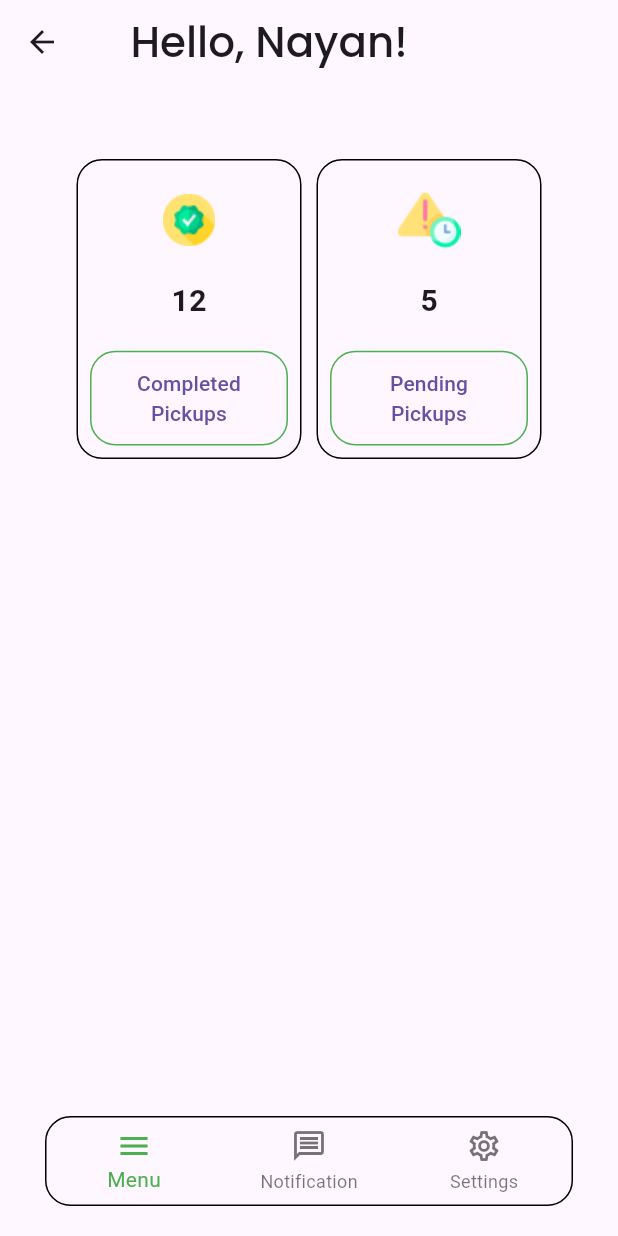
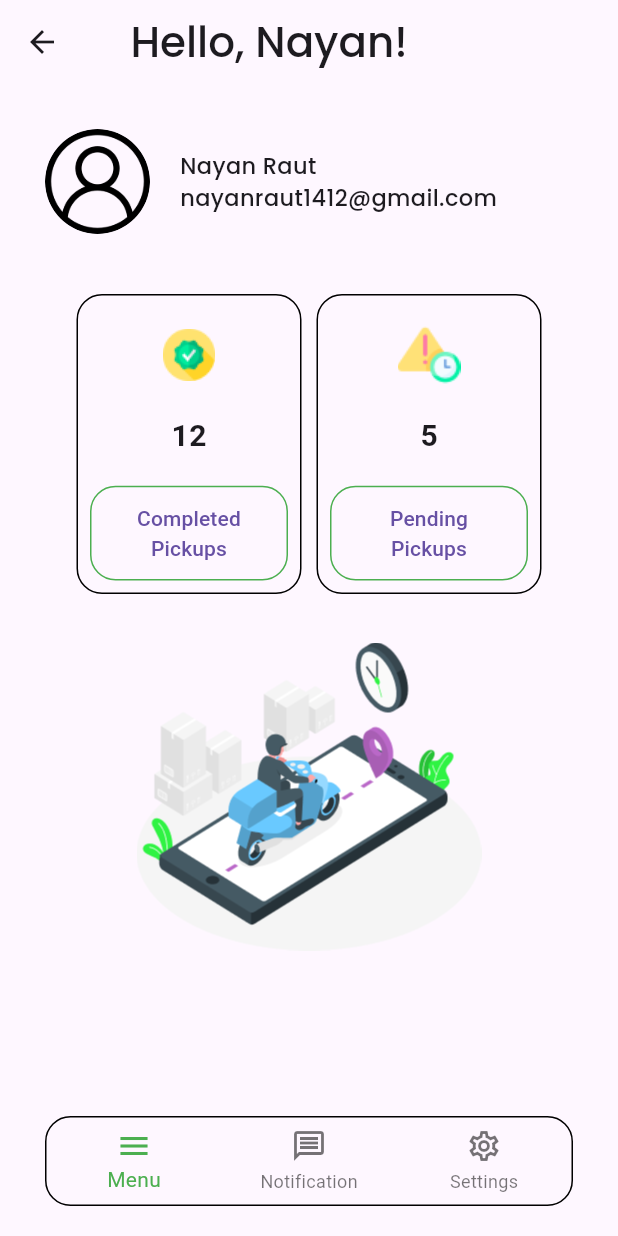
Before and after one commit to Ninad-Lunge/Trash_Pickup, a Flutter app: the Home screen opened by its route, on a phone screen of 412 x 824 dp. Run offline on Flutter 3.47's test engine with Material 3 defaults, Android fonts, the phone set to English and light mode, and no system bars.

Commit message:
Home page updated

```diff
--- a/lib/pages/home.dart
+++ b/lib/pages/home.dart
@@ -20,27 +20,40 @@ class Home extends StatelessWidget {
         ),
       ),
       body: Padding(
-        padding: EdgeInsets.symmetric(horizontal: 20.0, vertical: 0.0),
+        padding: EdgeInsets.symmetric(horizontal: 20.0, vertical: 20.0),
         child: Column(
           crossAxisAlignment: CrossAxisAlignment.start,
           mainAxisAlignment: MainAxisAlignment.start,
           children: [
-            // const Padding(
-            //   padding: EdgeInsets.symmetric(vertical: 10.0, horizontal: 05.0),
-            //   child: Text(
-            //     'Choose a Service',
-            //     style: TextStyle(
-            //       fontWeight: FontWeight.bold,
-            //       fontSize: 20.0,
-            //     ),
-            //   ),
-            // ),
+            Row(
+              mainAxisAlignment: MainAxisAlignment.start,
+              children: [
+                Padding(
+                  padding: const EdgeInsets.symmetric(
+                      horizontal: 10.0, vertical: 10.0),
+                  child: CircleAvatar(
+                    backgroundImage: AssetImage('assets/images/user.png'),
+                    radius: 35.0,
+                    backgroundColor: Colors.transparent,
+                  ),
+                ),
+                SizedBox(width: 10.0),
+                Text(
+                  'Nayan Raut \nnayanraut1412@gmail.com',
+                  style: TextStyle(
+                    fontSize: 15,
+                    fontFamily: 'Poppins',
+                    fontWeight: FontWeight.w500,
+                  ),
+                ),
+              ],
+            ),
             Row(
               mainAxisAlignment: MainAxisAlignment.center,
               children: [
                 Padding(
                   padding: const EdgeInsets.symmetric(
-                      horizontal: 5.0, vertical: 50.0),
+                      horizontal: 5.0, vertical: 30.0),
                   child: Container(
                     width: 150.0,
                     height: 200.0,
@@ -152,6 +165,14 @@ class Home extends StatelessWidget {
                 ),
               ],
             ),
+            //SizedBox(height: 2),
+            Center(
+              child: Image.asset(
+                'assets/images/pickupboy.png',
+                width: 230,
+                height: 210,
+              ),
+            ),
           ],
         ),
       ),
```
Also changed, not shown: assets/images/amico.png (added), assets/images/pickupboy.png (added).
